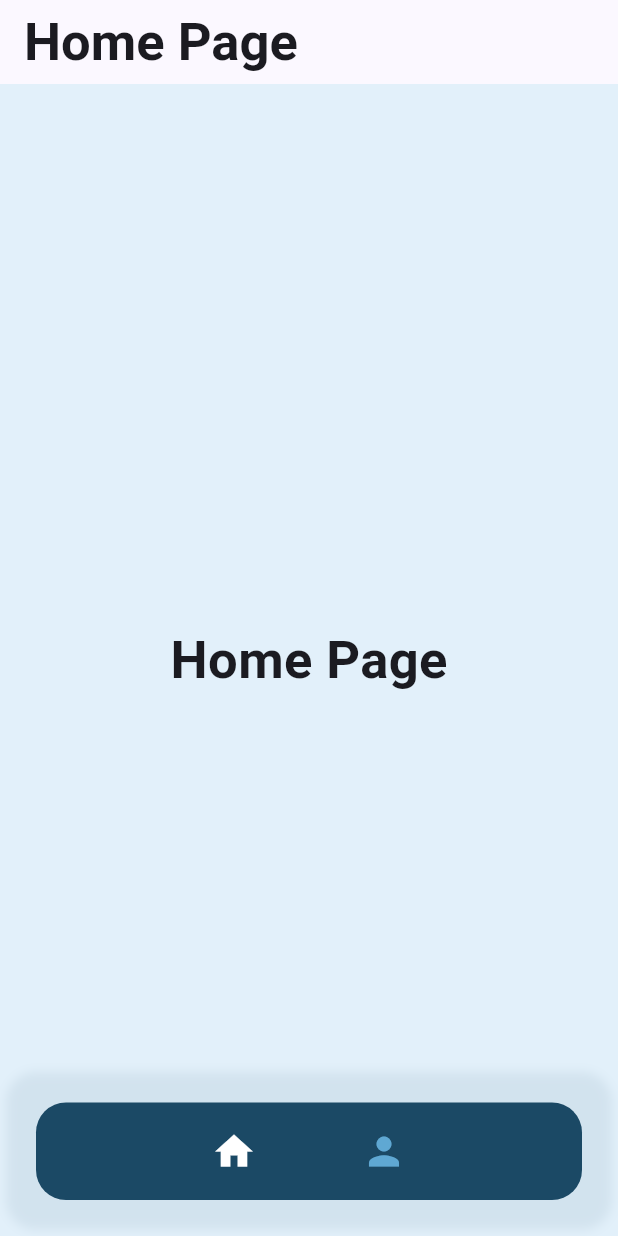
After one commit to borgo02/AI-Travel-Planner-flutter, a Flutter app: the MainPage screen opened directly, on a phone screen of 412 x 824 dp. The commit adds this screen. Run offline on Flutter 3.47's test engine with Material 3 defaults, Android fonts, the phone set to English and light mode, and no system bars; our stand-ins replace cloud_firestore, firebase_auth, firebase_core, flutter_svg, google_sign_in; accounts and stored records are empty.

Commit message:
- bottom navigation added

```diff
--- /dev/null
+++ b/lib/ui/bottom_navigation_view.dart
@@ -0,0 +1,141 @@
+import 'package:ai_travel_planner/CustomColors.dart';
+import 'package:flutter/material.dart';
+
+void main() => runApp(MyApp());
+
+class MyApp extends StatelessWidget {
+  @override
+  Widget build(BuildContext context) {
+    return MaterialApp(
+      title: 'Flutter Demo',
+      theme: ThemeData(
+        primarySwatch: Colors.blue,
+      ),
+      home: const MainPage(),
+    );
+  }
+}
+
+class MainPage extends StatefulWidget {
+  const MainPage({super.key});
+  @override
+  _MainPageState createState() => _MainPageState();
+}
+
+List<IconData> navIcons = [
+  Icons.home,
+  Icons.person,
+];
+
+List<String> navTitles = [
+  'Home',
+  'Profile',
+];
+
+int selectedIndex = 0;
+
+class _MainPageState extends State<MainPage> {
+  static final List<Widget> _widgetOptions = <Widget>[
+    const Text(
+      'Home Page',
+      style: TextStyle(fontSize: 35, fontWeight: FontWeight.bold),
+    ),
+    const Text(
+      'Profile Page',
+      style: TextStyle(fontSize: 35, fontWeight: FontWeight.bold),
+    ),
+  ];
+
+  static final List<Widget> _topBarWidgetOptions = <Widget>[
+    const Text(
+      'Home Page',
+      style: TextStyle(fontSize: 35, fontWeight: FontWeight.bold),
+    ),
+    const Text(
+      'Profile Page',
+      style: TextStyle(fontSize: 35, fontWeight: FontWeight.bold),
+    ),
+  ];
+
+
+  @override
+  Widget build(BuildContext context) {
+    return Scaffold(
+      appBar: AppBar(
+        title: _topBarWidgetOptions.elementAt(selectedIndex),
+      ),
+      backgroundColor: CustomColors.paleBlue,
+      body: Stack(
+        children: [
+          Center(
+            child: _widgetOptions.elementAt(selectedIndex),
+          ),
+          Align(
+            alignment: Alignment.bottomCenter,
+            child: _navVar(),
+          ),
+        ],
+      ),
+    );
+  }
+
+  Widget _navVar() {
+    return Container(
+      height: 65,
+      margin: const EdgeInsets.only(
+        right: 24,
+        left: 24,
+        bottom: 24,
+      ),
+      decoration: BoxDecoration(
+        color: CustomColors.darkBlue,
+        borderRadius: BorderRadius.circular(20),
+        boxShadow: [
+          BoxShadow(
+            color: CustomColors.darkBlue.withAlpha(20),
+            spreadRadius: 20,
+            blurRadius: 5,
+          ),
+        ],
+      ),
+      child: Row(
+        crossAxisAlignment: CrossAxisAlignment.center,
+        mainAxisAlignment: MainAxisAlignment.center,
+        children: navIcons.map((icon) {
+          int index = navIcons.indexOf(icon);
+          bool isSelected = selectedIndex == index;
+          return Material(
+            color: Colors.transparent,
+            child: GestureDetector(
+              onTap: () {
+                setState(() {
+                  selectedIndex = index;
+                });
+              },
+              child: SingleChildScrollView(
+                child: Column(
+                  children: [
+                    Container(
+                      alignment: Alignment.center,
+                      margin: const EdgeInsets.only(
+                        top: 15,
+                        bottom: 15,
+                        left: 35,
+                        right: 35,
+                      ),
+                      child: Icon(
+                        icon,
+                        color: isSelected ? Colors.white : CustomColors.mediumBlue,
+                        size: 30,
+                      ),
+                    ),
+                  ],
+                ),
+              ),
+            ),
+          );
+        }).toList(),
+      ),
+    );
+  }
+}
--- a/lib/ui/dashboard/dashboard_view.dart
+++ b/lib/ui/dashboard/dashboard_view.dart
@@ -1,7 +1,7 @@
 import 'package:flutter/material.dart';
 import 'package:provider/provider.dart';
 import 'package:ai_travel_planner/CustomColors.dart';
-import 'package:ai_travel_planner/ui/dashboard/dashboard_viewmodel.dart';
+import 'package:ai_travel_planner/ui/travel_viewmodel.dart';
 import '../../data/model/user_model.dart';
 import '../Travel/travel_details.dart';
 import '../components/travel_card.dart';
@@ -12,7 +12,7 @@ class DashboardFragment extends StatelessWidget {
   @override
   Widget build(BuildContext context) {
     return ChangeNotifierProvider(
-      create: (_) => DashboardViewModel()..loadSharedTravels(),
+      create: (_) => TravelViewModel()..loadSharedTravels(),
       child: Scaffold(
         appBar: PreferredSize(
           preferredSize: const Size.fromHeight(kToolbarHeight + 20.0),
@@ -51,7 +51,7 @@ class DashboardFragment extends StatelessWidget {
             ),
           ),
         ),
-        body: Consumer<DashboardViewModel>(
+        body: Consumer<TravelViewModel>(
           builder: (context, viewModel, child) {
             return Center(
               child: viewModel.isLoading
--- a/lib/ui/profile/profile_view.dart
+++ b/lib/ui/profile/profile_view.dart
@@ -1,6 +1,6 @@
 import 'package:flutter/material.dart';
 import 'package:provider/provider.dart';
-import 'package:ai_travel_planner/ui/dashboard/dashboard_viewmodel.dart';
+import 'package:ai_travel_planner/ui/travel_viewmodel.dart';
 import 'package:ai_travel_planner/ui/components/travel_card.dart';
 import 'package:ai_travel_planner/CustomColors.dart';
 import '../Travel/travel_details.dart';
@@ -11,7 +11,7 @@ class ProfileFragment extends StatelessWidget {
   @override
   Widget build(BuildContext context) {
     return ChangeNotifierProvider(
-      create: (_) => DashboardViewModel(),
+      create: (_) => TravelViewModel(),
       child: Container(
         color: CustomColors.lightBlue,
         child: Scaffold(
@@ -34,7 +34,7 @@ class ProfileFragment extends StatelessWidget {
               ],
             ),
           ),
-          body: Consumer<DashboardViewModel>(
+          body: Consumer<TravelViewModel>(
             builder: (context, viewModel, child) {
               return viewModel.isLoading
                   ? const Center(
--- a/lib/ui/Travel/travel_details.dart
+++ b/lib/ui/travel/travel_details.dart
@@ -1,10 +1,9 @@
 import 'package:flutter/material.dart';
 import 'package:provider/provider.dart';
-import 'package:ai_travel_planner/ui/dashboard/dashboard_viewmodel.dart';
 import 'package:ai_travel_planner/data/model/travel.dart';
 import 'package:ai_travel_planner/CustomColors.dart';
-
 import '../../data/model/stage.dart';
+import '../travel_viewmodel.dart';
 
 class TravelDetails extends StatelessWidget {
   final Travel travel;
@@ -30,9 +29,9 @@ class TravelDetails extends StatelessWidget {
         ),
       ),
       body: ChangeNotifierProvider(
-        create: (_) => DashboardViewModel(),
+        create: (_) => TravelViewModel(),
         child: SingleChildScrollView(
-          child: Consumer<DashboardViewModel>(
+          child: Consumer<TravelViewModel>(
             builder: (context, viewModel, child) {
               return FutureBuilder(
                 future: viewModel.getStagesByTravel(travel),
--- a/lib/ui/dashboard/dashboard_viewmodel.dart
+++ b/lib/ui/travel_viewmodel.dart
@@ -2,14 +2,14 @@ import 'package:ai_travel_planner/base_viewmodel.dart';
 import 'package:ai_travel_planner/data/model/stage.dart';
 import 'package:ai_travel_planner/data/model/travel.dart';
 
-import '../../data/model/user_model.dart';
+import '../data/model/user_model.dart';
 
 
-class DashboardViewModel extends BaseViewModel {
+class TravelViewModel extends BaseViewModel {
   List<Travel> notSharedTravels = [];
   List<Travel> sharedTravels = [];
 
-  DashboardViewModel(){
+  TravelViewModel(){
     loadNotSharedTravels();
     loadSharedTravels();
   }
```
